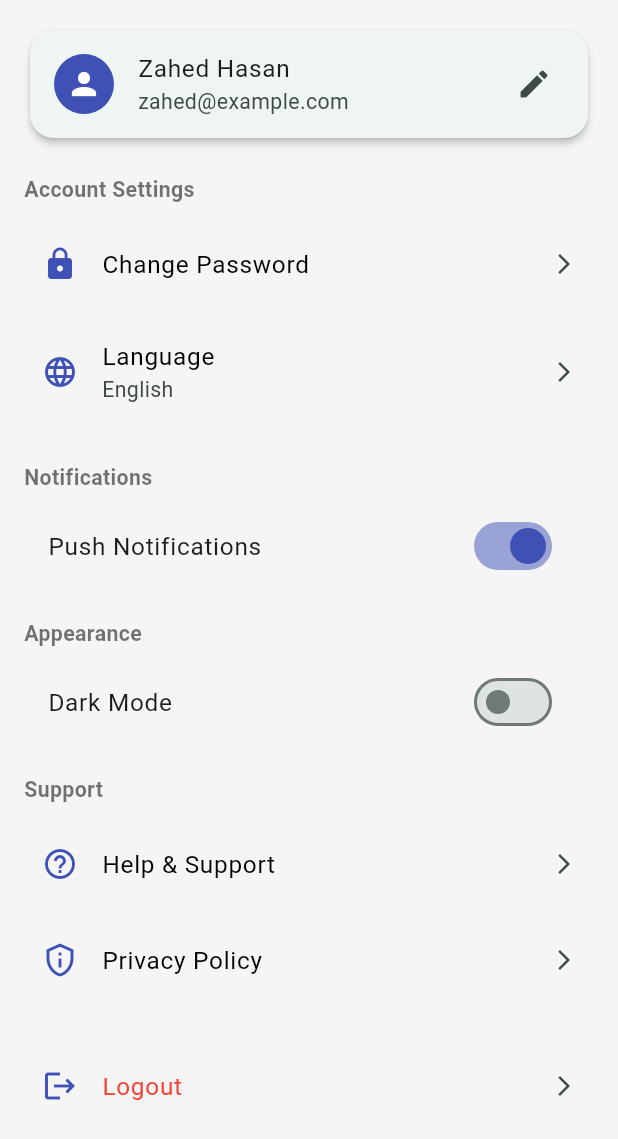
After one commit to ShwapnoRetail/shwapno_survey, a Flutter app: the SettingsScreen screen opened directly, on a phone screen of 412 x 824 dp. The commit adds this screen. Shown: the top 1139 px of the screen. Run offline on Flutter 3.47's test engine with Material 3 defaults, Android fonts, the phone set to English and light mode, and no system bars; our stand-ins replace flutter_screenutil, flutter_svg, fluttertoast, image_picker, pin_code_fields.

Commit message:
AppSettingsDone

```diff
--- a/lib/Component/drawer.dart
+++ b/lib/Component/drawer.dart
@@ -1,5 +1,6 @@
 import 'package:flutter/material.dart';
 import 'package:shwapno_survey/Component/bottomNav.dart';
+import 'package:shwapno_survey/Screen/Profile/settings.dart';
 import 'package:shwapno_survey/Screen/Survey/surveyOutlet.dart';
 import 'package:shwapno_survey/Screen/Survey/surveyPage.dart';
 import 'package:shwapno_survey/Screen/Survey/surveyQuestion.dart'; // Add this import
@@ -151,7 +152,7 @@ class _DrawerPageState extends State<DrawerPage> {
           const SurveyHomePage(),
           const SurveyQuestionScreen(), // Question screen
           const SurveyOutletScreen(), // Outlets screen
-          const Center(child: Text('Settings')), // Settings screen
+          const SettingsScreen(), // Settings screen
         ],
       ),
       bottomNavigationBar: BottomNavigationWidget(
--- /dev/null
+++ b/lib/Screen/Profile/settings.dart
@@ -0,0 +1,149 @@
+import 'package:flutter/material.dart';
+
+class SettingsScreen extends StatefulWidget {
+  const SettingsScreen({super.key});
+
+  @override
+  State<SettingsScreen> createState() => _SettingsScreenState();
+}
+
+class _SettingsScreenState extends State<SettingsScreen> {
+  bool notificationsEnabled = true;
+  bool darkModeEnabled = false;
+
+  @override
+  Widget build(BuildContext context) {
+    return Scaffold(
+      body: ListView(
+        padding: const EdgeInsets.all(16),
+        children: [
+          // Profile Card
+          Card(
+            shape: RoundedRectangleBorder(
+              borderRadius: BorderRadius.circular(16),
+            ),
+            elevation: 2,
+            child: ListTile(
+              leading: const CircleAvatar(
+                backgroundColor: Colors.indigo,
+                child: Icon(Icons.person, color: Colors.white),
+              ),
+              title: const Text("Zahed Hasan"),
+              subtitle: const Text("zahed@example.com"),
+              trailing: const Icon(Icons.edit),
+              onTap: () {
+                // Navigate to profile edit screen (future enhancement)
+              },
+            ),
+          ),
+          const SizedBox(height: 20),
+
+          // Account Settings
+          const Text(
+            "Account Settings",
+            style: TextStyle(fontWeight: FontWeight.bold),
+          ),
+          const SizedBox(height: 8),
+          SettingsTile(
+            icon: Icons.lock,
+            title: "Change Password",
+            onTap: () {},
+          ),
+          SettingsTile(
+            icon: Icons.language,
+            title: "Language",
+            subtitle: "English",
+            onTap: () {},
+          ),
+          const SizedBox(height: 20),
+
+          // Notifications
+          const Text(
+            "Notifications",
+            style: TextStyle(fontWeight: FontWeight.bold),
+          ),
+          const SizedBox(height: 8),
+          SwitchListTile(
+            title: const Text("Push Notifications"),
+            value: notificationsEnabled,
+            activeColor: Colors.indigo,
+            onChanged: (value) {
+              setState(() => notificationsEnabled = value);
+            },
+          ),
+          const SizedBox(height: 20),
+
+          // Appearance
+          const Text(
+            "Appearance",
+            style: TextStyle(fontWeight: FontWeight.bold),
+          ),
+          const SizedBox(height: 8),
+          SwitchListTile(
+            title: const Text("Dark Mode"),
+            value: darkModeEnabled,
+            activeColor: Colors.indigo,
+            onChanged: (value) {
+              setState(() => darkModeEnabled = value);
+            },
+          ),
+          const SizedBox(height: 20),
+
+          // Support
+          const Text("Support", style: TextStyle(fontWeight: FontWeight.bold)),
+          const SizedBox(height: 8),
+          SettingsTile(
+            icon: Icons.help_outline,
+            title: "Help & Support",
+            onTap: () {},
+          ),
+          SettingsTile(
+            icon: Icons.privacy_tip_outlined,
+            title: "Privacy Policy",
+            onTap: () {},
+          ),
+          const SizedBox(height: 20),
+
+          // Logout
+          SettingsTile(
+            icon: Icons.logout,
+            title: "Logout",
+            textColor: Colors.red,
+            onTap: () {
+              // Show confirmation dialog
+            },
+          ),
+        ],
+      ),
+    );
+  }
+}
+
+class SettingsTile extends StatelessWidget {
+  final IconData icon;
+  final String title;
+  final String? subtitle;
+  final VoidCallback onTap;
+  final Color? textColor;
+
+  const SettingsTile({
+    super.key,
+    required this.icon,
+    required this.title,
+    required this.onTap,
+    this.subtitle,
+    this.textColor,
+  });
+
+  @override
+  Widget build(BuildContext context) {
+    return ListTile(
+      contentPadding: const EdgeInsets.symmetric(vertical: 4, horizontal: 12),
+      leading: Icon(icon, color: Colors.indigo),
+      title: Text(title, style: TextStyle(color: textColor ?? Colors.black)),
+      subtitle: subtitle != null ? Text(subtitle!) : null,
+      trailing: const Icon(Icons.arrow_forward_ios, size: 16),
+      onTap: onTap,
+    );
+  }
+}
```
